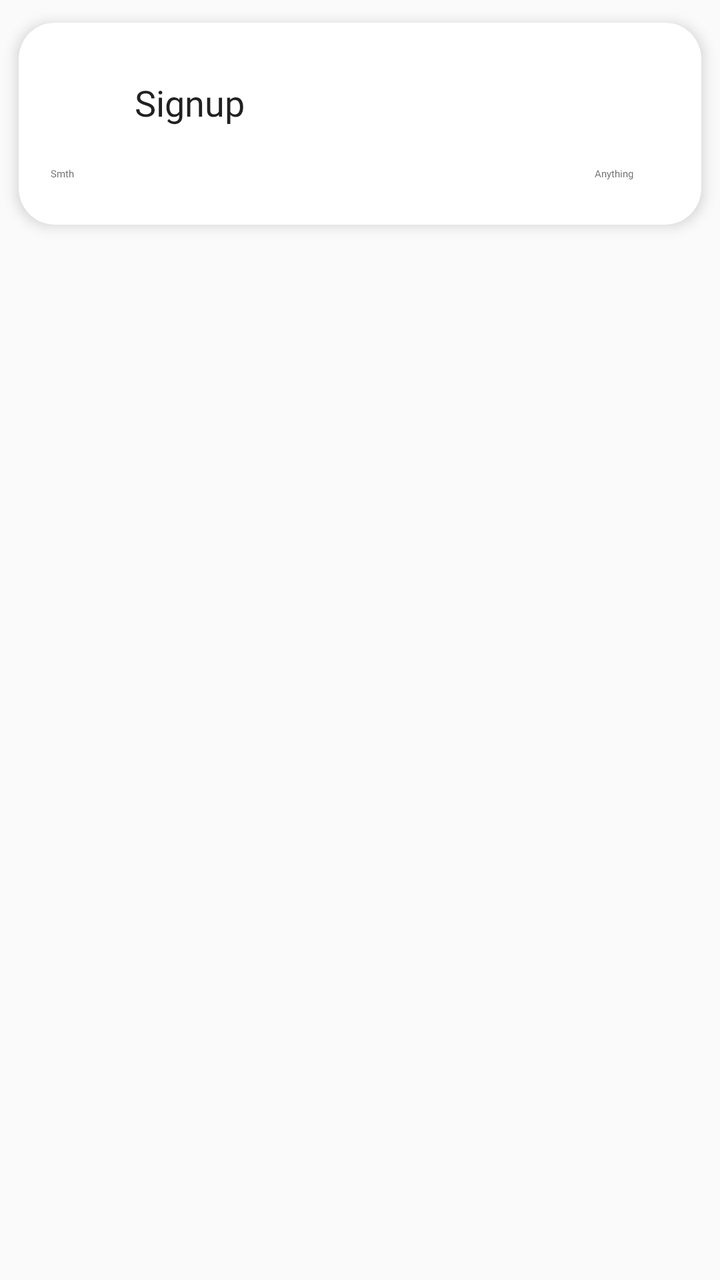
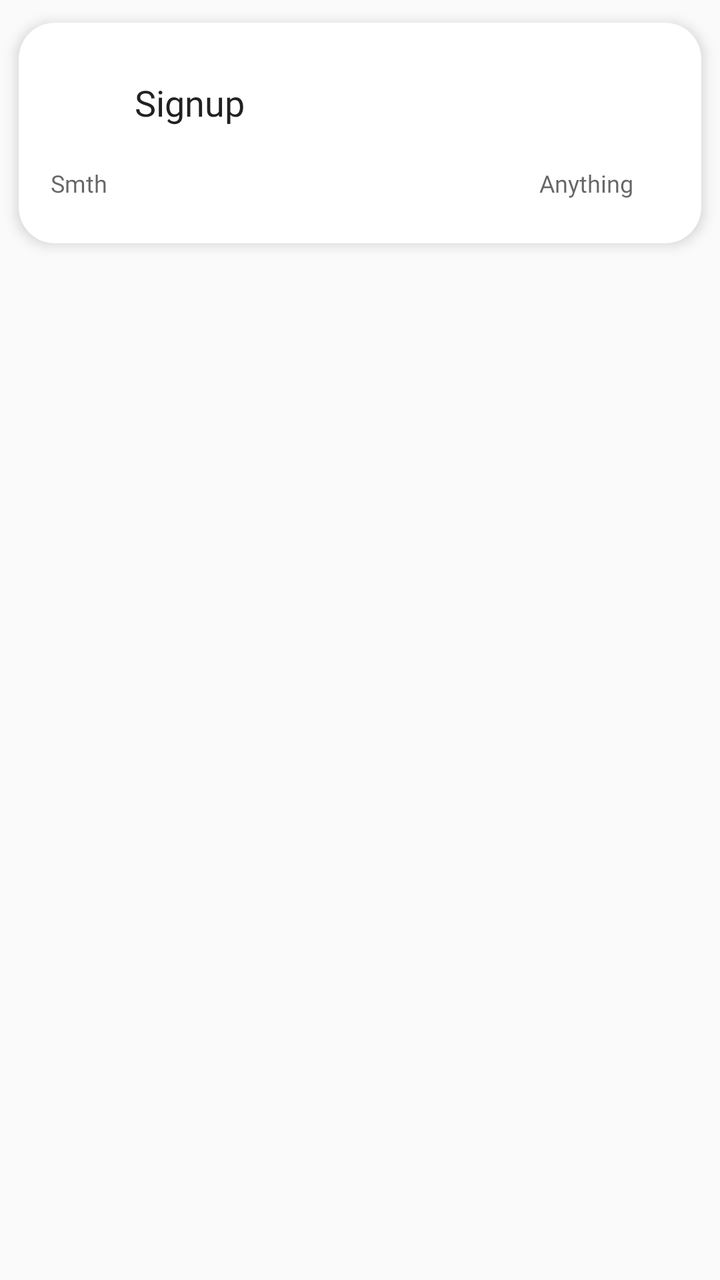

Two renders of the same Android screen: before a commit and after it. Below are the layout's source before the change and the commit's diff.
<!-- AndroidManifest.xml: application theme Theme -->
<!-- res/layout/cards_layout.xml -->
<?xml version="1.0" encoding="utf-8"?>
<RelativeLayout
    xmlns:android="http://schemas.android.com/apk/res/android"
    xmlns:card_view="http://schemas.android.com/apk/res-auto"
    android:layout_width="match_parent"
    android:layout_height="wrap_content"
    android:orientation="vertical"
    android:id="@+id/cards_layout"
    android:layout_below="@id/switch_card">

    <androidx.cardview.widget.CardView
        android:id="@+id/card_view"
        android:layout_width="match_parent"
        android:layout_height="wrap_content"
        card_view:cardBackgroundColor="@color/white"
        card_view:cardCornerRadius="18dp"
        card_view:cardElevation="4dp"
        card_view:cardUseCompatPadding="true">

        <LinearLayout
            android:id="@+id/linear"
            android:layout_width="match_parent"
            android:layout_height="wrap_content"
            android:orientation="vertical"
            android:padding="16dp">

            <LinearLayout
                android:id="@+id/linearLayoutTitle"
                android:layout_width="match_parent"
                android:layout_height="wrap_content"
                android:layout_marginStart="18dp"
                android:layout_marginTop="6dp"
                android:layout_marginBottom="6dp">

                <ImageView
                    android:id="@+id/listImage"
                    android:layout_width="wrap_content"
                    android:layout_height="36dp"
                    android:layout_gravity="center"
                    android:adjustViewBounds="true" />

                <TextView
                    android:id="@+id/textViewTitle"
                    android:layout_width="wrap_content"
                    android:layout_height="wrap_content"
                    android:layout_gravity="center"
                    android:layout_marginStart="24dp"
                    android:fontFamily="@font/montserrat_family"
                    android:text="Signup"
                    android:textSize="18dp"
                    android:textAppearance="?android:attr/textAppearanceLarge" />

            </LinearLayout>

            <RelativeLayout
                android:id="@+id/relativeLayoutOption"
                android:layout_width="match_parent"
                android:layout_height="wrap_content"
                android:layout_marginTop="8dp"
                android:layout_marginBottom="6dp">

                <TextView
                    android:id="@+id/textViewOption"
                    android:layout_width="wrap_content"
                    android:layout_height="wrap_content"
                    android:fontFamily="@font/montserrat_family"
                    android:text="Smth"
                    android:textAppearance="?android:attr/textAppearanceMedium"
                    android:textSize="5sp" />

                <TextView
                    android:id="@+id/textViewDescription"
                    android:layout_width="wrap_content"
                    android:layout_height="wrap_content"
                    android:layout_alignParentEnd="true"
                    android:layout_marginEnd="18dp"
                    android:fontFamily="@font/montserrat_family"
                    android:gravity="right"
                    android:text="Anything"
                    android:textAppearance="?android:attr/textAppearanceMedium"
                    android:textSize="5sp" />
            </RelativeLayout>
        </LinearLayout>
    </androidx.cardview.widget.CardView>
</RelativeLayout>
<!-- resources referenced by this layout -->
<resources>
  <color name="white">#FFFFFF</color>
  <style name="Theme" parent="@style/AppTheme" />
  <style name="AppTheme" parent="Theme.AppCompat.Light.NoActionBar">
          <item name="colorSurface">@color/colorPrimary</item>
      </style>
  <color name="colorPrimary">@color/eticum_green</color>
  <color name="eticum_green">#39B54A</color>
</resources>

<!-- the commit's change to res/layout/cards_layout.xml (unified diff, before → after) -->
@@ -6,7 +6,7 @@
     android:layout_height="wrap_content"
     android:orientation="vertical"
     android:id="@+id/cards_layout"
-    android:layout_below="@id/switch_card">
+    android:layout_below="@id/protect_button">
 
     <androidx.cardview.widget.CardView
         android:id="@+id/card_view"
@@ -66,7 +66,7 @@
                     android:fontFamily="@font/montserrat_family"
                     android:text="Smth"
                     android:textAppearance="?android:attr/textAppearanceMedium"
-                    android:textSize="5sp" />
+                    android:textSize="12sp" />
 
                 <TextView
                     android:id="@+id/textViewDescription"
@@ -78,7 +78,7 @@
                     android:gravity="right"
                     android:text="Anything"
                     android:textAppearance="?android:attr/textAppearanceMedium"
-                    android:textSize="5sp" />
+                    android:textSize="12sp" />
             </RelativeLayout>
         </LinearLayout>
     </androidx.cardview.widget.CardView>
<!-- resource entries referenced after the edit -->
@@ -4,8 +4,34 @@
   <style name="Theme" parent="@style/AppTheme" />
   <style name="AppTheme" parent="Theme.AppCompat.Light.NoActionBar">
           <item name="colorSurface">@color/colorPrimary</item>
+          <item name="colorAccent">@color/eticum_green_dark</item>
+          <item name="android:buttonStyle">@style/ButtonStyle</item>
       </style>
   <color name="colorPrimary">@color/eticum_green</color>
+  <color name="eticum_green_dark">#258330</color>
+  <style name="ButtonStyle">
+          <item name="android:textColor">@color/white</item>
+          <item name="android:fontFamily">@font/montserrat_family</item>
+          <item name="android:textAllCaps">false</item>
+          <item name="android:textSize">18sp</item>
+          <item name="android:background">@drawable/button</item>
+          <item name="android:clickable">true</item>
+          <item name="android:focusable">false</item>
+          <item name="android:gravity">center_vertical|center_horizontal</item>
+          <item name="android:minHeight">48dip</item>
+          <item name="android:minWidth">88dip</item>
+      </style>
   <color name="eticum_green">#39B54A</color>
+  <!-- drawable button (drawable) -->
+  <ripple xmlns:android="http://schemas.android.com/apk/res/android"
+      android:color="@color/eticum_green_light"> 
+      <item android:id="@android:id/background">
+          <shape android:shape="rectangle">
+              <solid android:color="@color/eticum_green" /> 
+              <corners android:radius="50dp"/>
+          </shape>
+      </item>
+  </ripple>
+  <color name="eticum_green_light">#D1F3D5</color>
 </resources>
 
